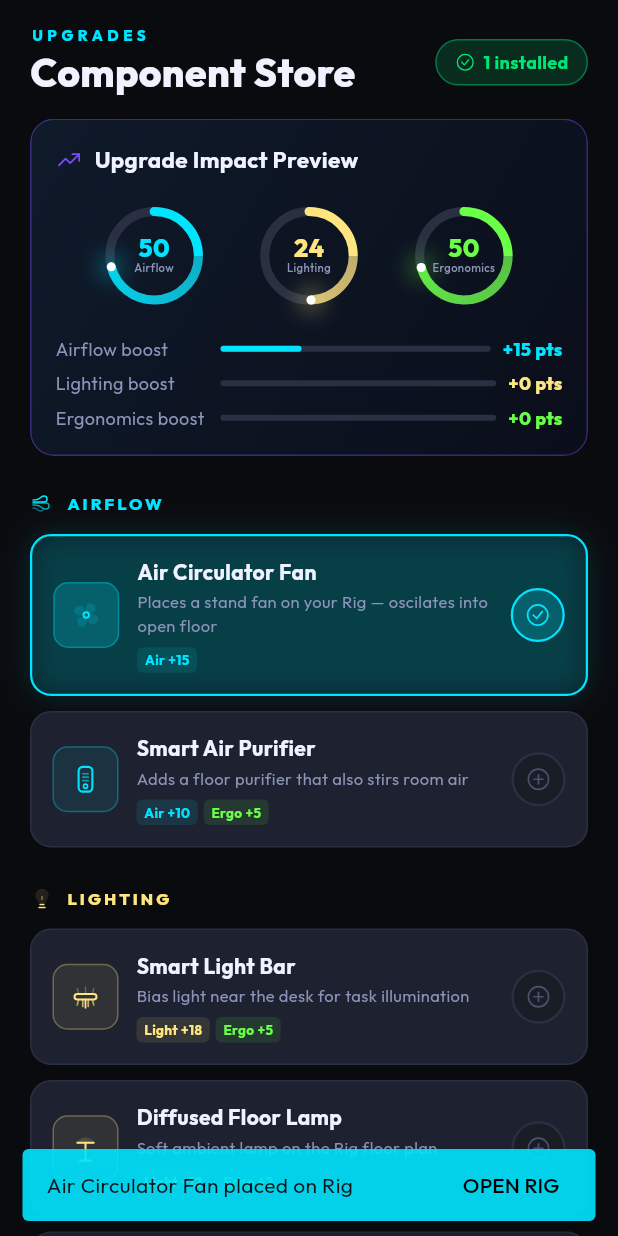
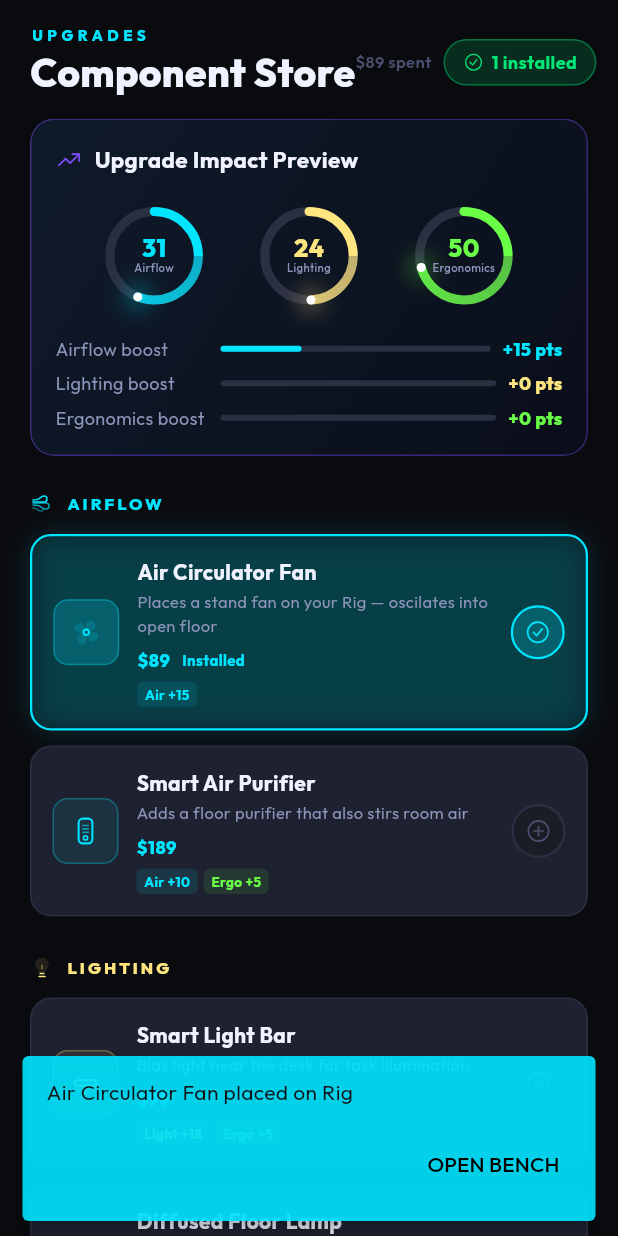
Before and after one commit to yksu0/Room_Rig, a Flutter app: the UpgradesScreen screen opened directly, after a tap on "Air Circulator Fan", on a phone screen of 412 x 824 dp. Run offline on Flutter 3.47's test engine with Material 3 defaults, Android fonts, the phone set to English and light mode, and no system bars; our stand-ins replace camera, flutter_svg, google_fonts, share_plus, shared_preferences; missing offline and left inert: tflite_flutter; accounts and stored records are empty.

Commit message:
Open bench only on explicit tap; fix score double-count.

```diff
--- a/lib/screens/upgrades_screen.dart
+++ b/lib/screens/upgrades_screen.dart
@@ -55,6 +55,12 @@ class UpgradesScreen extends StatelessWidget {
             ],
           ),
           const Spacer(),
+          if (addedCount > 0)
+            Text(
+              '\$${state.upgradesCost.toStringAsFixed(0)} spent',
+              style: TextStyle(color: AppColors.textMuted, fontSize: 11, fontWeight: FontWeight.w600),
+            ),
+          if (addedCount > 0) const SizedBox(width: 8),
           if (addedCount > 0)
             Container(
               padding: const EdgeInsets.symmetric(horizontal: 12, vertical: 6),
@@ -115,19 +121,19 @@ class UpgradesScreen extends StatelessWidget {
               mainAxisAlignment: MainAxisAlignment.spaceEvenly,
               children: [
                 ScoreRing(
-                  score: (state.airflowScore + state.upgradeAirflowBonus).clamp(0, 100),
+                  score: state.airflowScore.clamp(0, 100),
                   size: 75,
                   color: AppColors.airflowColor,
                   label: 'Airflow',
                 ),
                 ScoreRing(
-                  score: (state.lightingScore + state.upgradeLightingBonus).clamp(0, 100),
+                  score: state.lightingScore.clamp(0, 100),
                   size: 75,
                   color: AppColors.lightingColor,
                   label: 'Lighting',
                 ),
                 ScoreRing(
-                  score: (state.ergonomicsScore + state.upgradeErgonomicsBonus).clamp(0, 100),
+                  score: state.ergonomicsScore.clamp(0, 100),
                   size: 75,
                   color: AppColors.ergonomicsColor,
                   label: 'Ergonomics',
@@ -210,9 +216,12 @@ class UpgradesScreen extends StatelessWidget {
                         backgroundColor: cat.$3.withValues(alpha: 0.9),
                         behavior: SnackBarBehavior.floating,
                         action: SnackBarAction(
-                          label: 'OPEN RIG',
+                          label: adding ? 'OPEN BENCH' : 'OPEN RIG',
                           textColor: Colors.black,
-                          onPressed: () => state.setTab(2),
+                          onPressed: () {
+                            if (adding) state.setBenchmarkMode(cat.$1);
+                            state.setTab(adding ? 3 : 2);
+                          },
                         ),
                       ),
                     );
@@ -294,6 +303,21 @@ class _UpgradeCard extends StatelessWidget {
                   Text(
                     upgrade['desc'] as String,
                     style: TextStyle(color: AppColors.textSecondary, fontSize: 11),
+                  ),
+                  const SizedBox(height: 6),
+                  Row(
+                    children: [
+                      Text(
+                        '\$${(upgrade['price'] as num?)?.toStringAsFixed(0) ?? '0'}',
+                        style: TextStyle(color: AppColors.cyan, fontSize: 12, fontWeight: FontWeight.w800),
+                      ),
+                      const SizedBox(width: 8),
+                      if (isAdded)
+                        Text(
+                          'Installed',
+                          style: TextStyle(color: categoryColor, fontSize: 10, fontWeight: FontWeight.w700),
+                        ),
+                    ],
                   ),
                   const SizedBox(height: 6),
                   Row(
```
